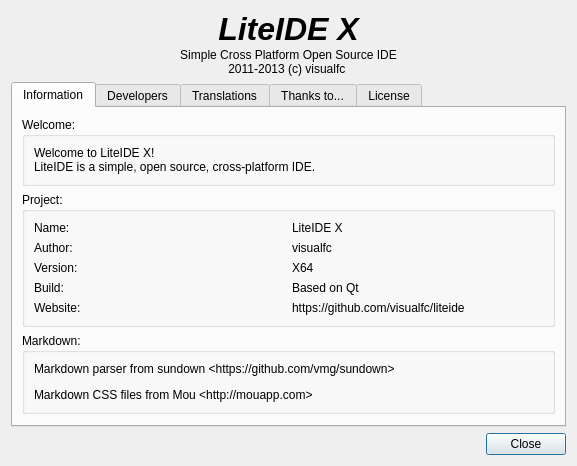
This is liteidex/src/liteapp/aboutdialog.ui in visualfc/liteide as Qt 5 draws it before an edit. The edited form follows.
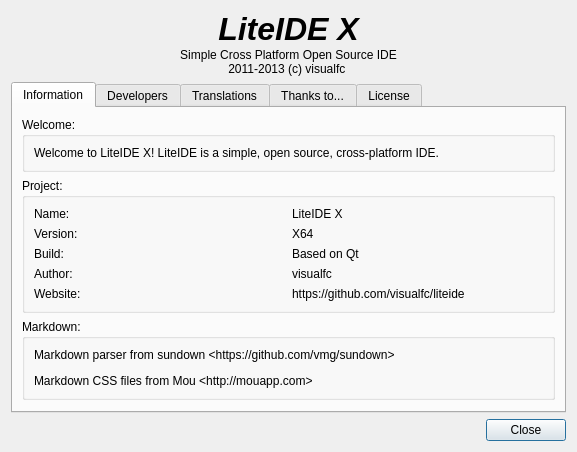
This is the edited form. Icons and pictures are not drawn.

The edit to the form file:
```diff
--- a/liteidex/src/liteapp/aboutdialog.ui
+++ b/liteidex/src/liteapp/aboutdialog.ui
@@ -7,7 +7,7 @@
     <x>0</x>
     <y>0</y>
     <width>577</width>
-    <height>441</height>
+    <height>427</height>
    </rect>
   </property>
   <property name="sizePolicy">
@@ -165,8 +165,7 @@
           <item>
            <widget class="QLabel" name="label_4">
             <property name="text">
-             <string>Welcome to LiteIDE X!
-LiteIDE is a simple, open source, cross-platform IDE.</string>
+             <string>Welcome to LiteIDE X! LiteIDE is a simple, open source, cross-platform IDE.</string>
             </property>
            </widget>
           </item>
@@ -193,20 +192,6 @@
             </property>
            </widget>
           </item>
-          <item row="1" column="0">
-           <widget class="QLabel" name="label_13">
-            <property name="text">
-             <string>Author:</string>
-            </property>
-           </widget>
-          </item>
-          <item row="1" column="1">
-           <widget class="QLabel" name="label_14">
-            <property name="text">
-             <string notr="true">visualfc &lt;visualfc@gmail.com&gt;</string>
-            </property>
-           </widget>
-          </item>
           <item row="2" column="0">
            <widget class="QLabel" name="label_15">
             <property name="text">
@@ -221,14 +206,14 @@
             </property>
            </widget>
           </item>
-          <item row="4" column="0">
+          <item row="5" column="0">
            <widget class="QLabel" name="label_17">
             <property name="text">
              <string>Website:</string>
             </property>
            </widget>
           </item>
-          <item row="4" column="1">
+          <item row="5" column="1">
            <widget class="QLabel" name="label_18">
             <property name="text">
              <string notr="true">https://github.com/visualfc/liteide</string>
@@ -249,6 +234,20 @@
             </property>
            </widget>
           </item>
+          <item row="4" column="0">
+           <widget class="QLabel" name="label_13">
+            <property name="text">
+             <string>Author:</string>
+            </property>
+           </widget>
+          </item>
+          <item row="4" column="1">
+           <widget class="QLabel" name="label_14">
+            <property name="text">
+             <string notr="true">visualfc &lt;visualfc@gmail.com&gt;</string>
+            </property>
+           </widget>
+          </item>
          </layout>
         </widget>
        </item>
```
